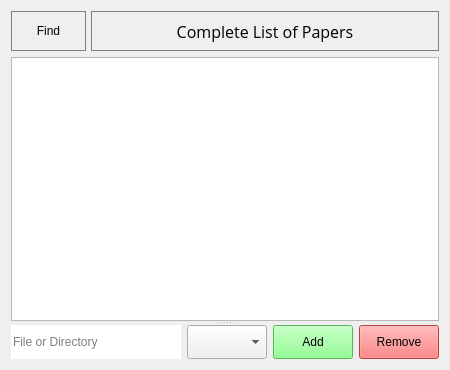
Before: the Qt Designer form ui/xml/data.ui in janoschortmann/abstract-screening, drawn with Qt 5.
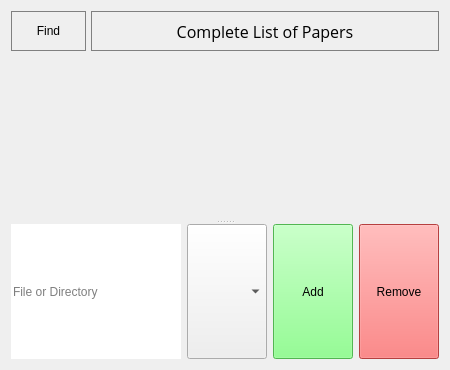
After: the same form once the commit is applied.

Commit message:
fix: synchronizing data between windows
Access errors and modifying a variable by value and not by reference, causing real functions to not work.

Diff of the .ui file:
```diff
--- a/ui/xml/data.ui
+++ b/ui/xml/data.ui
@@ -113,8 +113,8 @@
      <property name="orientation">
       <enum>Qt::Orientation::Vertical</enum>
      </property>
-     <widget class="QTableView" name="__papers"/>
-     <widget class="QWidget" name="horizontalLayoutWidget_2">
+     <widget class="QWidget" name="papers_view"/>
+     <widget class="QWidget" name="hbox_2">
       <layout class="QHBoxLayout" name="bottom">
        <property name="sizeConstraint">
         <enum>QLayout::SizeConstraint::SetDefaultConstraint</enum>
```
The commit also changes 5 other files.
